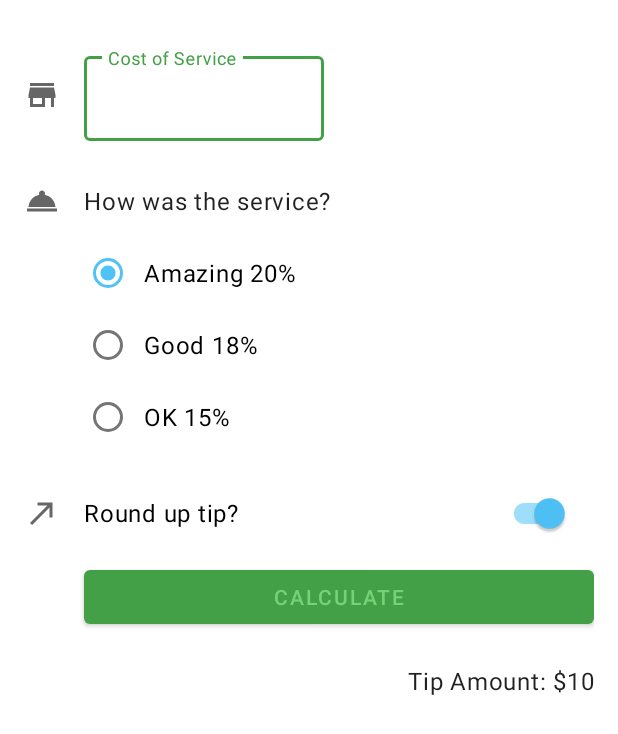
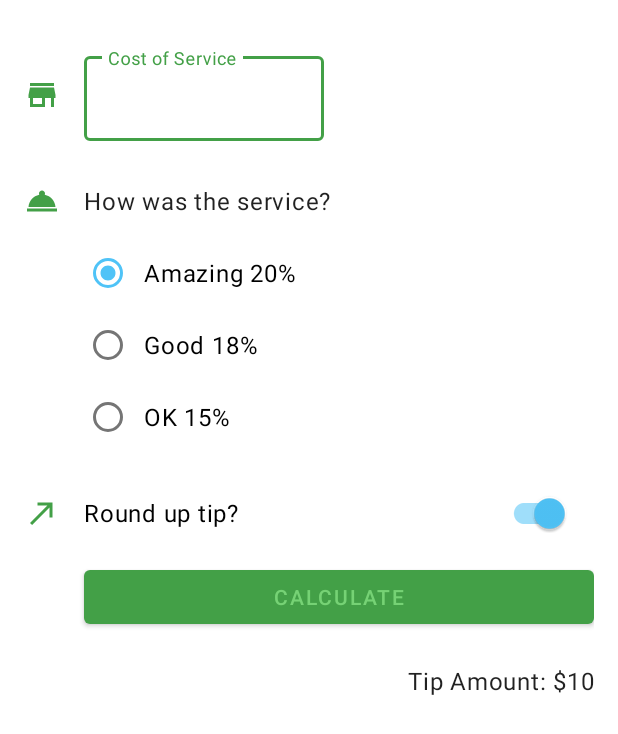
Before and after one commit to yennerx/Google03TipTime, an Android app: the layout activity_main.xml on its own in the app's theme, with its tools: preview values and no code run, on a phone screen of 412 x 824 dp. Shown: the top 734 px of the screen. Run offline under Robolectric (Android 15) with nearby library versions, the phone set to English and light mode, and no system bars.

Commit message:
Se agregó un ScrollView para desplazarse en la app con el ce en modo Horizontal (Paisaje). Se agregó la función de ocultar teclado virtual al presionar la tecla enter del teclado en la pantalla. Se modificaron los íconos de la app para que cambien de color segun el tema de la app (normal/oscuro).

```diff
--- a/app/src/main/res/drawable/ic_round_up.xml
+++ b/app/src/main/res/drawable/ic_round_up.xml
@@ -3,7 +3,9 @@
     android:height="24dp"
     android:viewportWidth="24"
     android:viewportHeight="24"
-    android:tint="?attr/colorControlNormal">
+    android:tint="?attr/colorPrimary">
+  <!--se cambia este atributo por ?attr/colorPrimary para que el icono tome el color del tema implementado en la app
+    android:tint="?attr/colorControlNormal"-->
   <path
       android:fillColor="@android:color/white"
       android:pathData="M9,5v2h6.59L4,18.59 5.41,20 17,8.41V15h2V5z"/>
--- a/app/src/main/res/drawable/ic_service.xml
+++ b/app/src/main/res/drawable/ic_service.xml
@@ -3,7 +3,10 @@
     android:height="24dp"
     android:viewportWidth="24"
     android:viewportHeight="24"
-    android:tint="?attr/colorControlNormal">
+    android:tint="?attr/colorPrimary"
+    >
+    <!--se cambia este atributo por ?attr/colorPrimary para que el icono tome el color del tema implementado en la app
+    android:tint="?attr/colorControlNormal"-->
   <path
       android:fillColor="@android:color/white"
       android:pathData="M2,17h20v2L2,19zM13.84,7.79c0.1,-0.24 0.16,-0.51 0.16,-0.79 0,-1.1 -0.9,-2 -2,-2s-2,0.9 -2,2c0,0.28 0.06,0.55 0.16,0.79C6.25,8.6 3.27,11.93 3,16h18c-0.27,-4.07 -3.25,-7.4 -7.16,-8.21z"/>
--- a/app/src/main/res/drawable/ic_store.xml
+++ b/app/src/main/res/drawable/ic_store.xml
@@ -3,7 +3,9 @@
     android:height="24dp"
     android:viewportWidth="24"
     android:viewportHeight="24"
-    android:tint="?attr/colorControlNormal">
+    android:tint="?attr/colorPrimary">
+  <!--se cambia este atributo por ?attr/colorPrimary para que el icono tome el color del tema implementado en la app
+    android:tint="?attr/colorControlNormal"-->
   <path
       android:fillColor="@android:color/white"
       android:pathData="M20,4L4,4v2h16L20,4zM21,14v-2l-1,-5L4,7l-1,5v2h1v6h10v-6h4v6h2v-6h1zM12,18L6,18v-4h6v4z"/>
--- a/app/src/main/res/layout/activity_main.xml
+++ b/app/src/main/res/layout/activity_main.xml
@@ -1,4 +1,12 @@
 <?xml version="1.0" encoding="utf-8"?>
+<!--Encerrar entre "ScrollView" el constraintlayout para adaptar la app al modo horizontal del dispositivo -->
+<ScrollView
+    xmlns:android="http://schemas.android.com/apk/res/android"
+    xmlns:app="http://schemas.android.com/apk/res-auto"
+    xmlns:tools="http://schemas.android.com/tools"
+    android:layout_height="match_parent"
+    android:layout_width="match_parent">
+
     <androidx.constraintlayout.widget.ConstraintLayout xmlns:android="http://schemas.android.com/apk/res/android"
         xmlns:app="http://schemas.android.com/apk/res-auto"
         xmlns:tools="http://schemas.android.com/tools"
@@ -129,6 +137,6 @@
             tools:text="Tip Amount: $10"
             app:layout_constraintEnd_toEndOf="parent"
             app:layout_constraintTop_toBottomOf="@id/calculate_button" />
+    </androidx.constraintlayout.widget.ConstraintLayout>
 
-
-</androidx.constraintlayout.widget.ConstraintLayout>
+</ScrollView>
```
Also changed, not shown: app/src/main/java/com/yhx/google_03_tip_time/MainActivity.kt (+27 -0 lines). Lines whose indentation alone changed are shown as unchanged.
